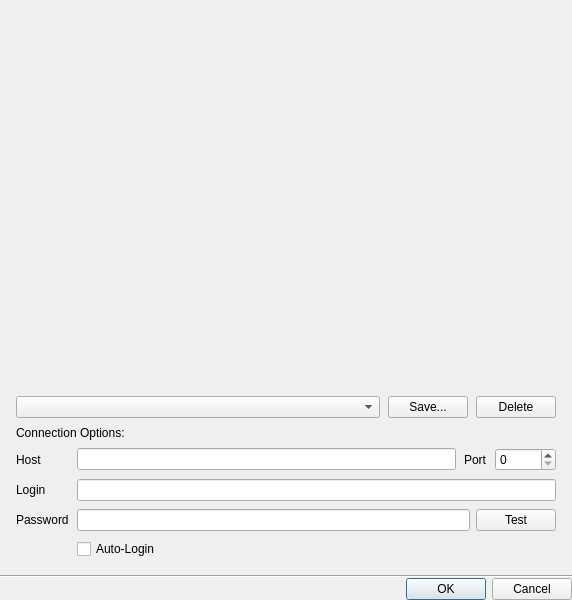
networkoptix/nx_open, file client/libclient/src/ui/dialogs/login_dialog.ui: the form before one commit.
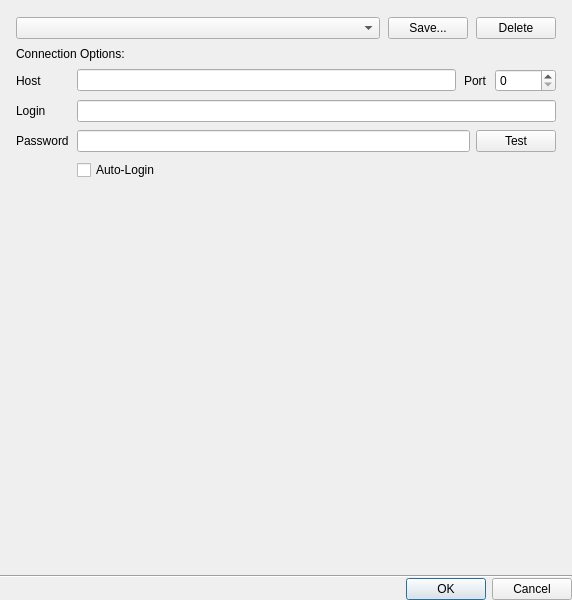
The form after the commit. Custom widgets are drawn as their Qt base class.

Commit message:
VMS-4654: Change Login dialog size to match intro video AR
<==== Mercurial data ====>
Branch: dev_3.0.0_gui

Patch:
```diff
--- a/client/libclient/src/ui/dialogs/login_dialog.ui
+++ b/client/libclient/src/ui/dialogs/login_dialog.ui
@@ -10,7 +10,7 @@
     <height>600</height>
    </rect>
   </property>
-  <layout class="QVBoxLayout" name="verticalLayout_4" stretch="1,0,0,0">
+  <layout class="QVBoxLayout" name="verticalLayout_4" stretch="1,1000,0,0">
    <property name="spacing">
     <number>0</number>
    </property>
@@ -44,7 +44,7 @@
       <number>16</number>
      </property>
      <property name="bottomMargin">
-      <number>16</number>
+      <number>0</number>
      </property>
      <item>
       <layout class="QHBoxLayout" name="horizontalLayout_4" stretch="1,0,0">
@@ -56,6 +56,9 @@
          <property name="editable">
           <bool>false</bool>
          </property>
+         <property name="sizeAdjustPolicy">
+          <enum>QComboBox::AdjustToMinimumContentsLength</enum>
+         </property>
         </widget>
        </item>
        <item>
@@ -243,6 +246,22 @@
        </item>
       </layout>
      </item>
+     <item>
+      <spacer name="verticalSpacer">
+       <property name="orientation">
+        <enum>Qt::Vertical</enum>
+       </property>
+       <property name="sizeType">
+        <enum>QSizePolicy::MinimumExpanding</enum>
+       </property>
+       <property name="sizeHint" stdset="0">
+        <size>
+         <width>20</width>
+         <height>16</height>
+        </size>
+       </property>
+      </spacer>
+     </item>
     </layout>
    </item>
    <item>
```
The commit also changes 3 other files.
